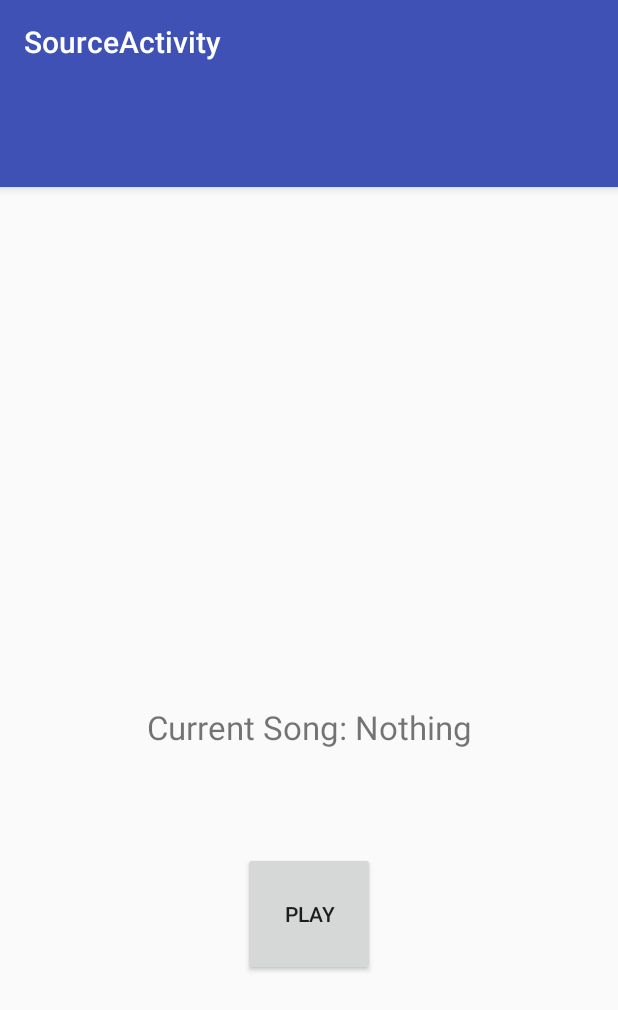
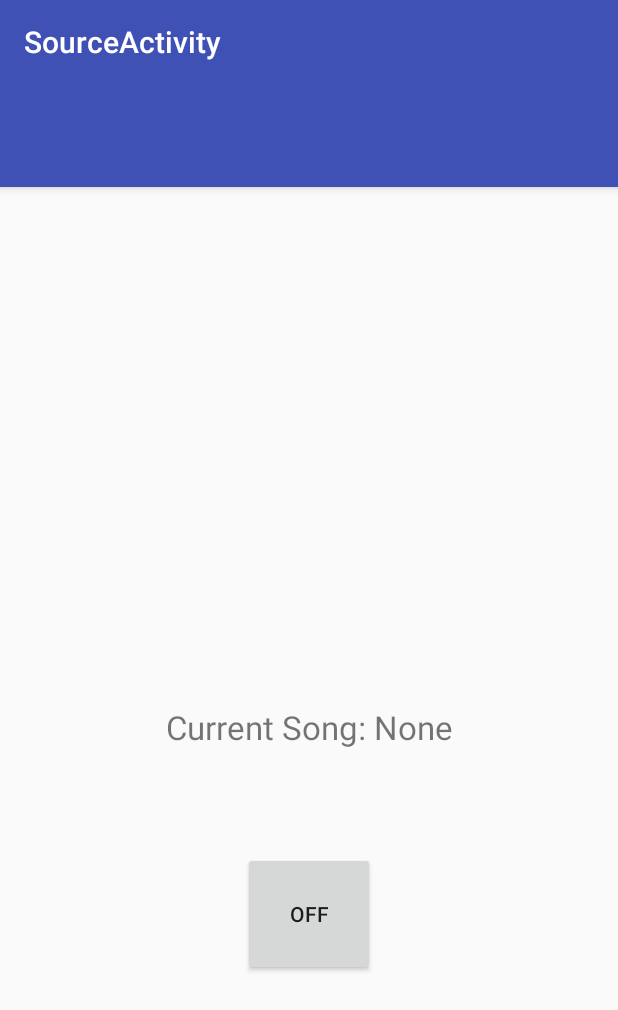
Before and after one commit to ThomasJFR/JTTPSoft, an Android app: the SourceActivity screen opened directly, with no data from a screen before it, on a phone screen of 412 x 824 dp. Shown: the top 1010 px of the screen. Run offline under Robolectric (Android 15) with nearby library versions, the phone set to English and light mode, and no system bars.

Commit message:
Updated app

```diff
--- a/Android/app/src/main/java/nwh2018/jttpsoft/soundbomb/Activities/SourceActivity.java
+++ b/Android/app/src/main/java/nwh2018/jttpsoft/soundbomb/Activities/SourceActivity.java
@@ -13,6 +13,7 @@ import android.view.View;
 import android.widget.Button;
 import android.widget.CompoundButton;
 import android.widget.Switch;
+import android.widget.TextView;
 import android.widget.Toast;
 
 import nwh2018.jttpsoft.soundbomb.MeshConnector;
@@ -28,6 +29,7 @@ public class SourceActivity extends AppCompatActivity implements Button.OnClickL
     //private MeshConnector meshConnector; TODO REENABLE ME
 
     //--UI ELEMENTS--
+    TextView tv_currentSong;
     Button btn_play;
 
     @Override
@@ -39,6 +41,8 @@ public class SourceActivity extends AppCompatActivity implements Button.OnClickL
        // meshConnector = new MeshConnector(this); TODO REENABLE ME
 
         //--REGISTER UI ELEMENTS--
+        tv_currentSong = (TextView)findViewById(R.id.tv_currentSong);
+
         btn_play = (Button)findViewById(R.id.btn_play);
         btn_play.setOnClickListener(this);
 
@@ -102,6 +106,9 @@ public class SourceActivity extends AppCompatActivity implements Button.OnClickL
                             "Received path from file browser:" + newFile,
                             Toast.LENGTH_LONG
                     ).show();
+
+                    tv_currentSong.setText("Current Song: " + newFile);
+
                 } else {//if(resultCode == this.RESULT_OK) {
                     Toast.makeText(
                             this,
--- a/Android/app/src/main/res/layout/activity_source.xml
+++ b/Android/app/src/main/res/layout/activity_source.xml
@@ -29,12 +29,13 @@
         android:layout_weight="5"/>
 
     <TextView
+        android:id="@+id/tv_currentSong"
         android:layout_width="match_parent"
         android:layout_height="wrap_content"
         android:layout_weight="1"
         android:textSize="@dimen/text_size_large"
         android:gravity="center_horizontal"
-        android:text="Current Song: Nothing" />
+        android:text="Current Song: None" />
 
     <Button
         android:id="@+id/btn_play"
@@ -42,7 +43,7 @@
         android:layout_width="wrap_content"
         android:layout_height="wrap_content"
         android:layout_weight="0.5"
-        android:text="Play" />
+        android:text="Off" />
 
     <!--
     <android.support.design.widget.FloatingActionButton
```
